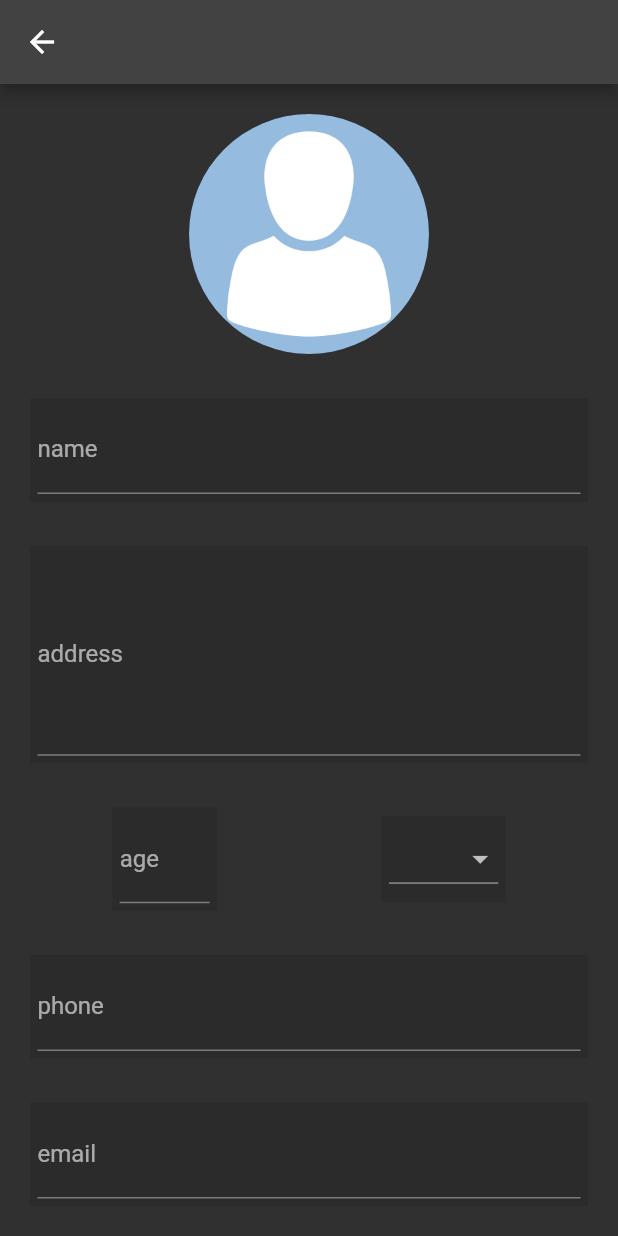
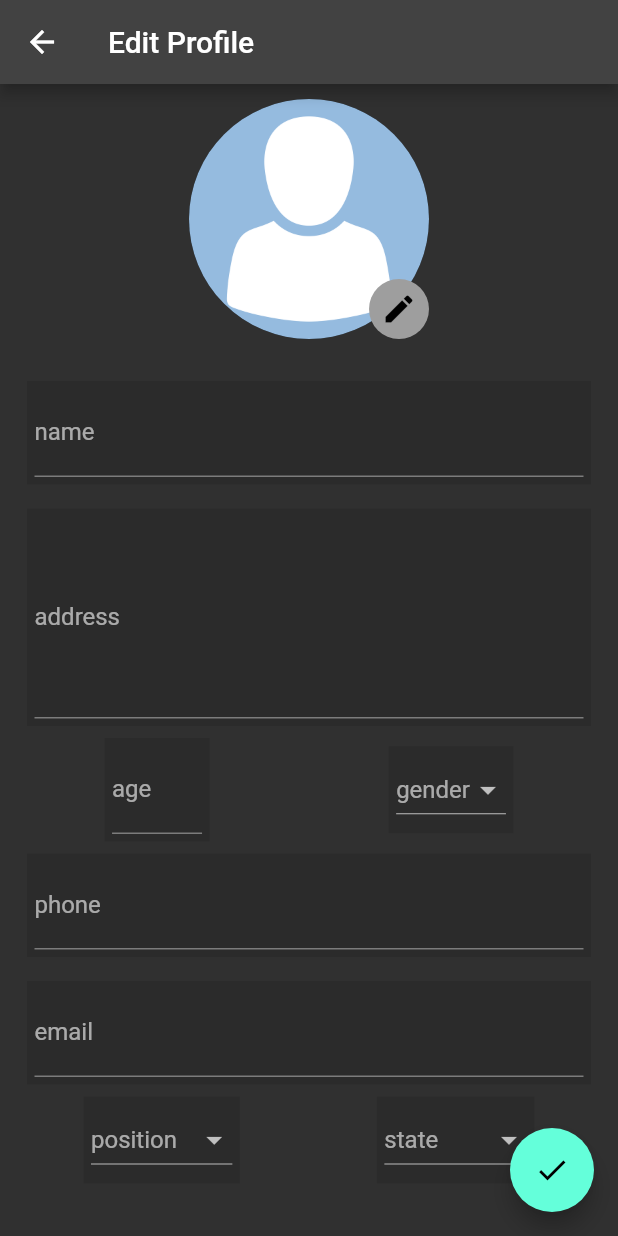
Before and after one commit to ShanuFutura/prison_book, a Flutter app: the OfficerProfileEditScreen screen opened by its route, on a phone screen of 412 x 824 dp. Run offline on Flutter 3.47's test engine with Material 2 defaults, Android fonts, the light colour scheme and no system bars; our stand-ins replace fluttertoast, image_picker, shared_preferences, table_calendar; accounts and stored records are empty.

Commit message:
officer profile image upload

```diff
--- a/lib/models/db_helper.dart
+++ b/lib/models/db_helper.dart
@@ -3,10 +3,17 @@ import 'dart:io';
 import 'package:flutter/cupertino.dart';
 
 class DBHelper extends ChangeNotifier {
-  File? profileImage;
+  File? EmployeeProfileImage;
 
-  File? getProfileImage() {
-    return profileImage;
+  File? officerProfileImage;
+
+  File? getEmployeeProfileImage() {
+    return EmployeeProfileImage;
+  }
+
+  File? getOfficerProfileImage() {
+    // notifyListeners();
+    return officerProfileImage;
   }
 
   loginFn(String username, String password) {
--- a/lib/screens/officer_profile_edit_screen.dart
+++ b/lib/screens/officer_profile_edit_screen.dart
@@ -1,4 +1,9 @@
+import 'dart:io';
+
 import 'package:flutter/material.dart';
+import 'package:image_picker/image_picker.dart';
+import 'package:prisonbook/models/db_helper.dart';
+import 'package:provider/provider.dart';
 
 class OfficerProfileEditScreen extends StatefulWidget {
   const OfficerProfileEditScreen({Key? key}) : super(key: key);
@@ -11,32 +16,105 @@ class OfficerProfileEditScreen extends StatefulWidget {
 
 class _OfficerProfileEditScreenState extends State<OfficerProfileEditScreen> {
   var _gender = '';
+  var position;
+  var state;
+
+  File? _storedImage;
+
+  Future<void> _takePicture(BuildContext context) async {
+    // setState(() {
+    //   isLoading = true;
+    // });
+    final picker = ImagePicker();
+
+    final imageFile =
+        await picker.pickImage(source: ImageSource.camera, maxWidth: 600);
+    if (imageFile == null) {
+      // setState(() {
+      //   isLoading = false;
+      // });
+      return;
+    }
+    setState(() {
+      // isLoading = false;
+      _storedImage = File(imageFile.path);
+    });
+    if (_storedImage != null) {
+      Provider.of<DBHelper>(context, listen: false).officerProfileImage =
+          _storedImage!;
+    }
+
+    // final appDir = await getApplicationDocumentsDirectory();
+
+    // final fileName = basename(imageFile.path);
+
+    // final savedImage =
+    //     await File(imageFile.path).copy('${appDir.path}/$fileName');
+    // setState(() {
+    //   isLoading = false;
+    // });
+    // showDialog(
+    //     context: context,
+    //     builder: (BuildContext ctx) {
+    //       return imageFileInputDialog(savedImage);
+    //     });
+
+    // print(DummyLists.oldPrescImages.toString());
+  }
 
   Widget greyContainerBuilder(Widget child) {
-    return Container(
+    return Padding(
+      padding: const EdgeInsets.all(8.0),
+      child: Container(
         color: Colors.black.withOpacity(.1),
         padding: EdgeInsets.all(5),
         child: child,
+      ),
     );
   }
 
   @override
   Widget build(BuildContext context) {
+    File? profileImage =
+        Provider.of<DBHelper>(context).getOfficerProfileImage();
     return Scaffold(
       // resizeToAvoidBottomInset: false,
-      appBar: AppBar(),
-      body: Form(
+      floatingActionButton: FloatingActionButton(
+        onPressed: () {},
+        child: Icon(Icons.done),
+      ),
+      appBar: AppBar(
+        title: Text('Edit Profile'),
+      ),
+      body: SingleChildScrollView(
+        child: Form(
           child: Padding(
-          padding: const EdgeInsets.all(20.0),
+            padding: const EdgeInsets.all(10.0),
             child: Column(
               mainAxisAlignment: MainAxisAlignment.spaceBetween,
               children: [
-              const CircleAvatar(
+                Stack(
+                  alignment: Alignment.bottomRight,
+                  children: [
+                    CircleAvatar(
                       radius: 80,
-                backgroundImage: AssetImage(
+                      backgroundImage: profileImage != null
+                          ? FileImage(profileImage) as ImageProvider
+                          : AssetImage(
                               'assets/avatar.png',
                             ),
                     ),
+                    GestureDetector(
+                        onTap: () {
+                          _takePicture(context);
+                        },
+                        child: const CircleAvatar(
+                          backgroundColor: Colors.grey,
+                          child: Icon(Icons.edit),
+                        ))
+                  ],
+                ),
+                const SizedBox(height: 20),
                 greyContainerBuilder(
                   TextFormField(
                     decoration: InputDecoration(label: Text('name')),
@@ -62,7 +140,7 @@ class _OfficerProfileEditScreenState extends State<OfficerProfileEditScreen> {
                       color: Colors.black.withOpacity(.1),
                       padding: EdgeInsets.all(5),
                       child: DropdownButton(
-                        hint: Text(_gender == null ? 'gender' : _gender),
+                          hint: Text(_gender == '' ? 'gender' : _gender),
                           items: const [
                             DropdownMenuItem(
                               child: Text('male'),
@@ -91,7 +169,55 @@ class _OfficerProfileEditScreenState extends State<OfficerProfileEditScreen> {
                     decoration: InputDecoration(label: Text('email')),
                   ),
                 ),
+                Row(
+                  mainAxisAlignment: MainAxisAlignment.spaceAround,
+                  children: [
+                    Container(
+                      color: Colors.black.withOpacity(.1),
+                      padding: EdgeInsets.all(5),
+                      child: DropdownButton(
+                          hint: Text(position == null ? 'position' : position),
+                          items: const [
+                            DropdownMenuItem(
+                              child: Text('position 1'),
+                              value: 'position 1',
+                            ),
+                            DropdownMenuItem(
+                              child: Text('position 2'),
+                              value: 'position 2',
+                            )
                           ],
+                          onChanged: (val) {
+                            setState(() {
+                              position = val.toString();
+                            });
+                          }),
+                    ),
+                    Container(
+                      color: Colors.black.withOpacity(.1),
+                      padding: EdgeInsets.all(5),
+                      child: DropdownButton(
+                          hint: Text(state == null ? 'state' : state),
+                          items: const [
+                            DropdownMenuItem(
+                              child: Text('kerala'),
+                              value: 'kerala',
+                            ),
+                            DropdownMenuItem(
+                              child: Text('tamilnadu'),
+                              value: 'tamilnadu',
+                            )
+                          ],
+                          onChanged: (val) {
+                            setState(() {
+                              state = val.toString();
+                            });
+                          }),
+                    ),
+                  ],
+                ),
+              ],
+            ),
           ),
         ),
       ),
--- a/lib/widgets/employee_drawer.dart
+++ b/lib/widgets/employee_drawer.dart
@@ -6,7 +6,7 @@ import 'package:prisonbook/screens/attendance_screen.dart';
 import 'package:prisonbook/screens/employees_list_screen.dart';
 import 'package:prisonbook/screens/feedback_screen.dart';
 import 'package:prisonbook/screens/officers_list_screen.dart';
-import 'package:prisonbook/screens/profile_edit_screen.dart';
+import 'package:prisonbook/screens/employee_profile_edit_screen.dart';
 import 'package:provider/provider.dart';
 // import 'package:prisonbook/employee_screens/employees_list_screen.dart';
 // import 'package:prisonbook/employee_screens/officers_list_screen.dart';
@@ -20,7 +20,7 @@ class EmployeeDrawer extends StatelessWidget {
 
   @override
   Widget build(BuildContext context) {
-    var profileImage = Provider.of<DBHelper>(context).getProfileImage();
+    var profileImage = Provider.of<DBHelper>(context).getEmployeeProfileImage();
     return Drawer(
       backgroundColor: Theme.of(context).scaffoldBackgroundColor,
       child: Column(
@@ -48,7 +48,7 @@ class EmployeeDrawer extends StatelessWidget {
                             : FileImage(profileImage)),
                     GestureDetector(
                       onTap: () => Navigator.of(context)
-                          .pushNamed(ProfileEditScreen.routeName),
+                          .pushNamed(EmployeeProfileEditScreen.routeName),
                       child: const CircleAvatar(
                         backgroundColor: Colors.grey,
                         child: Icon(
```
Also changed, not shown: lib/main.dart (+4 -3 lines), lib/screens/employee_profile_edit_screen.dart (renamed from lib/screens/profile_edit_screen.dart, +8 -6 lines), lib/widgets/officer_drawer.dart (+18 -2 lines), lib/widgets/prisons_list_view.dart (+6 -4 lines). Lines whose indentation alone changed are shown as unchanged.
